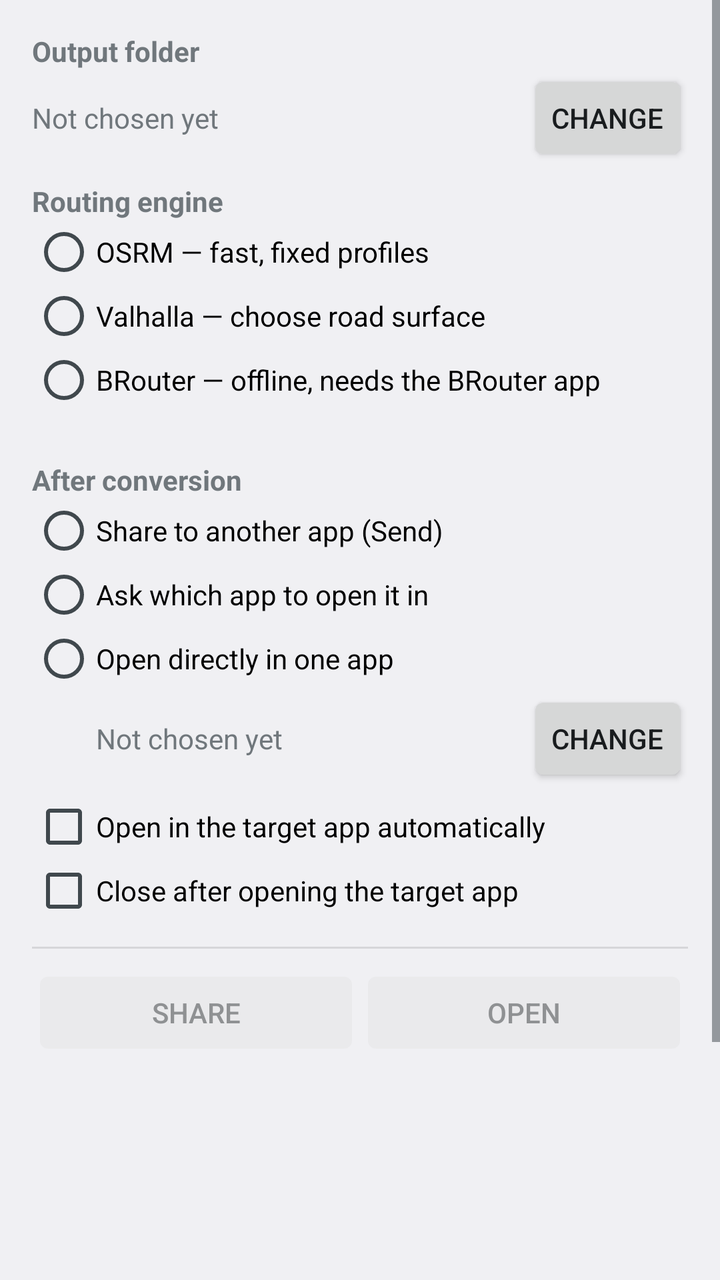
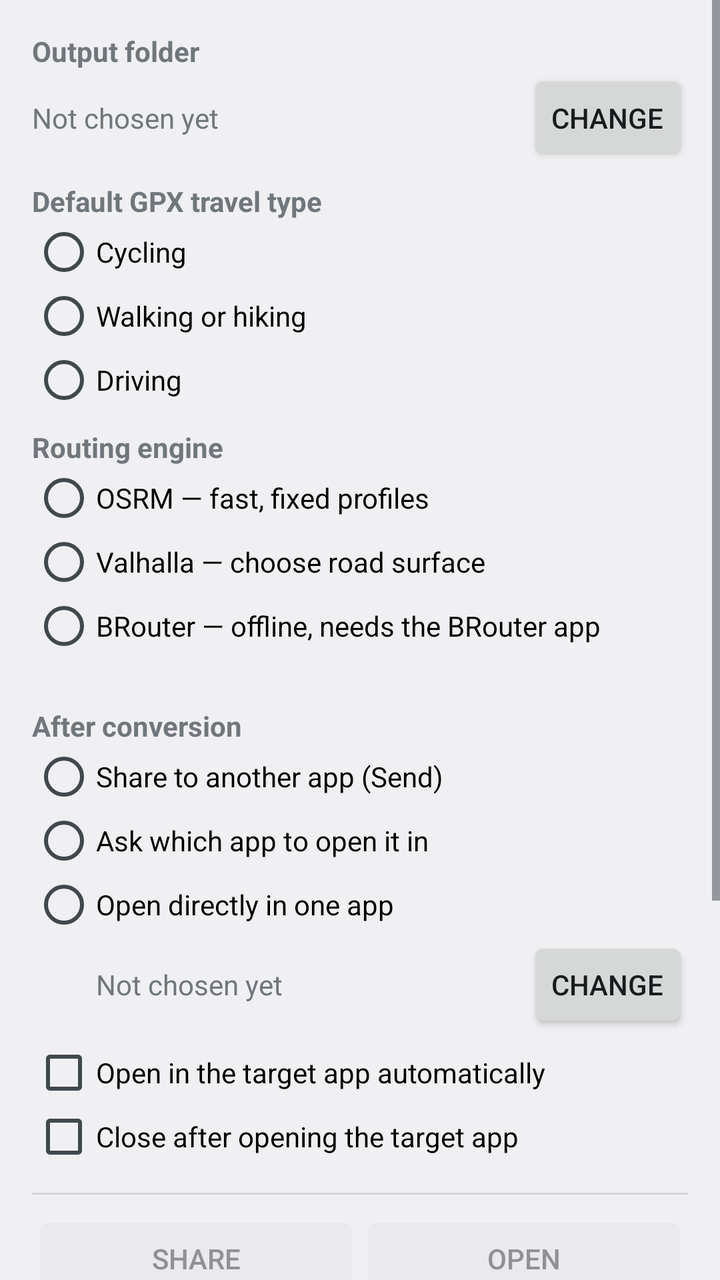

Screens rendered from an Android XML layout before and after an edit, with the pre-edit source and the edit as a unified diff.
<!-- AndroidManifest.xml: application theme AppTheme -->
<!-- res/layout/activity_main.xml -->
<?xml version="1.0" encoding="utf-8"?>
<ScrollView xmlns:android="http://schemas.android.com/apk/res/android"
    android:layout_width="match_parent"
    android:layout_height="match_parent"
    android:fillViewport="true">

<LinearLayout
    android:layout_width="match_parent"
    android:layout_height="wrap_content"
    android:orientation="vertical"
    android:padding="16dp">

    
    <TextView
        android:layout_width="match_parent"
        android:layout_height="wrap_content"
        android:text="@string/settings_folder"
        android:textStyle="bold" />

    <LinearLayout
        android:layout_width="match_parent"
        android:layout_height="wrap_content"
        android:gravity="center_vertical"
        android:orientation="horizontal">

        <TextView
            android:id="@+id/folder_value"
            android:layout_width="0dp"
            android:layout_height="wrap_content"
            android:layout_weight="1"
            android:ellipsize="middle"
            android:singleLine="true"
            android:text="@string/folder_none" />

        <Button
            android:id="@+id/folder_button"
            style="?android:attr/buttonStyleSmall"
            android:layout_width="wrap_content"
            android:layout_height="wrap_content"
            android:text="@string/change" />
    </LinearLayout>


    <TextView
        android:layout_width="match_parent"
        android:layout_height="wrap_content"
        android:layout_marginTop="8dp"
        android:text="@string/settings_engine"
        android:textStyle="bold" />

    <RadioGroup
        android:id="@+id/engine_group"
        android:layout_width="match_parent"
        android:layout_height="wrap_content"
        android:orientation="vertical">

        <RadioButton
            android:id="@+id/engine_osrm"
            android:layout_width="match_parent"
            android:layout_height="wrap_content"
            android:text="@string/engine_osrm" />

        <RadioButton
            android:id="@+id/engine_valhalla"
            android:layout_width="match_parent"
            android:layout_height="wrap_content"
            android:text="@string/engine_valhalla" />

        <RadioButton
            android:id="@+id/engine_brouter"
            android:layout_width="match_parent"
            android:layout_height="wrap_content"
            android:text="@string/engine_brouter" />
    </RadioGroup>

    <TextView
        android:id="@+id/engine_hint"
        android:layout_width="match_parent"
        android:layout_height="wrap_content"
        android:paddingLeft="32dp"
        android:paddingStart="32dp"
        android:textSize="12sp" />

    <TextView
        android:layout_width="match_parent"
        android:layout_height="wrap_content"
        android:layout_marginTop="8dp"
        android:text="@string/settings_after"
        android:textStyle="bold" />

    <RadioGroup
        android:id="@+id/action_group"
        android:layout_width="match_parent"
        android:layout_height="wrap_content"
        android:orientation="vertical">

        <RadioButton
            android:id="@+id/action_share"
            android:layout_width="match_parent"
            android:layout_height="wrap_content"
            android:text="@string/action_share" />

        <RadioButton
            android:id="@+id/action_view"
            android:layout_width="match_parent"
            android:layout_height="wrap_content"
            android:text="@string/action_view" />

        <RadioButton
            android:id="@+id/action_direct"
            android:layout_width="match_parent"
            android:layout_height="wrap_content"
            android:text="@string/action_direct" />
    </RadioGroup>

    <LinearLayout
        android:layout_width="match_parent"
        android:layout_height="wrap_content"
        android:gravity="center_vertical"
        android:orientation="horizontal"
        android:paddingStart="32dp"
        android:paddingLeft="32dp">

        <TextView
            android:id="@+id/direct_value"
            android:layout_width="0dp"
            android:layout_height="wrap_content"
            android:layout_weight="1"
            android:ellipsize="middle"
            android:singleLine="true"
            android:text="@string/direct_none" />

        <Button
            android:id="@+id/direct_button"
            style="?android:attr/buttonStyleSmall"
            android:layout_width="wrap_content"
            android:layout_height="wrap_content"
            android:text="@string/change" />
    </LinearLayout>

    <CheckBox
        android:id="@+id/auto_open"
        android:layout_width="match_parent"
        android:layout_height="wrap_content"
        android:layout_marginTop="4dp"
        android:text="@string/auto_open" />

    <CheckBox
        android:id="@+id/auto_close"
        android:layout_width="match_parent"
        android:layout_height="wrap_content"
        android:text="@string/auto_close" />

    <View
        android:layout_width="match_parent"
        android:layout_height="1dp"
        android:layout_marginBottom="8dp"
        android:layout_marginTop="12dp"
        android:background="?android:attr/listDivider" />

    
    <LinearLayout
        android:layout_width="match_parent"
        android:layout_height="wrap_content"
        android:orientation="horizontal">

        <Button
            android:id="@+id/share_button"
            android:layout_width="0dp"
            android:layout_height="wrap_content"
            android:layout_weight="1"
            android:enabled="false"
            android:text="@string/share" />

        <Button
            android:id="@+id/open_button"
            android:layout_width="0dp"
            android:layout_height="wrap_content"
            android:layout_weight="1"
            android:enabled="false"
            android:text="@string/open" />
    </LinearLayout>

    <ProgressBar
        android:id="@+id/progress"
        style="?android:attr/progressBarStyleHorizontal"
        android:layout_width="match_parent"
        android:layout_height="wrap_content"
        android:indeterminate="true"
        android:visibility="invisible" />

    <ScrollView
        android:id="@+id/log_scroll"
        android:layout_width="match_parent"
        android:layout_height="220dp"
        android:layout_marginTop="4dp">

        <TextView
            android:id="@+id/log_view"
            android:layout_width="match_parent"
            android:layout_height="wrap_content"
            android:fontFamily="monospace"
            android:textIsSelectable="true"
            android:textSize="12sp" />
    </ScrollView>

</LinearLayout>

</ScrollView>
<!-- resources referenced by this layout -->
<resources>
  <string name="action_direct">Open directly in one app</string>
  <string name="action_share">Share to another app (Send)</string>
  <string name="action_view">Ask which app to open it in</string>
  <string name="auto_close">Close after opening the target app</string>
  <string name="auto_open">Open in the target app automatically</string>
  <string name="change">Change</string>
  <string name="direct_none">Not chosen yet</string>
  <string name="engine_brouter">BRouter — offline, needs the BRouter app</string>
  <string name="engine_osrm">OSRM — fast, fixed profiles</string>
  <string name="engine_valhalla">Valhalla — choose road surface</string>
  <string name="folder_none">Not chosen yet</string>
  <string name="open">Open</string>
  <string name="settings_after">After conversion</string>
  <string name="settings_engine">Routing engine</string>
  <string name="settings_folder">Output folder</string>
  <string name="share">Share</string>
  <style name="AppTheme" parent="@android:style/Theme.DeviceDefault.Light" />
</resources>

<!-- the commit's change to res/layout/activity_main.xml (unified diff, before → after) -->
@@ -40,6 +40,38 @@
             android:text="@string/change" />
     </LinearLayout>
 
+    <TextView
+        android:layout_width="match_parent"
+        android:layout_height="wrap_content"
+        android:layout_marginTop="8dp"
+        android:text="@string/settings_gpx_travel_mode"
+        android:textStyle="bold" />
+
+    <RadioGroup
+        android:id="@+id/gpx_travel_mode_group"
+        android:layout_width="match_parent"
+        android:layout_height="wrap_content"
+        android:orientation="vertical">
+
+        <RadioButton
+            android:id="@+id/gpx_travel_cycling"
+            android:layout_width="match_parent"
+            android:layout_height="wrap_content"
+            android:text="@string/travel_cycling" />
+
+        <RadioButton
+            android:id="@+id/gpx_travel_walking"
+            android:layout_width="match_parent"
+            android:layout_height="wrap_content"
+            android:text="@string/travel_walking" />
+
+        <RadioButton
+            android:id="@+id/gpx_travel_driving"
+            android:layout_width="match_parent"
+            android:layout_height="wrap_content"
+            android:text="@string/travel_driving" />
+    </RadioGroup>
+
 
     <TextView
         android:layout_width="match_parent"
<!-- resource entries referenced after the edit -->
@@ -15,7 +15,11 @@
   <string name="settings_after">After conversion</string>
   <string name="settings_engine">Routing engine</string>
   <string name="settings_folder">Output folder</string>
+  <string name="settings_gpx_travel_mode">Default GPX travel type</string>
   <string name="share">Share</string>
+  <string name="travel_cycling">Cycling</string>
+  <string name="travel_driving">Driving</string>
+  <string name="travel_walking">Walking or hiking</string>
   <style name="AppTheme" parent="@android:style/Theme.DeviceDefault.Light" />
 </resources>
 
